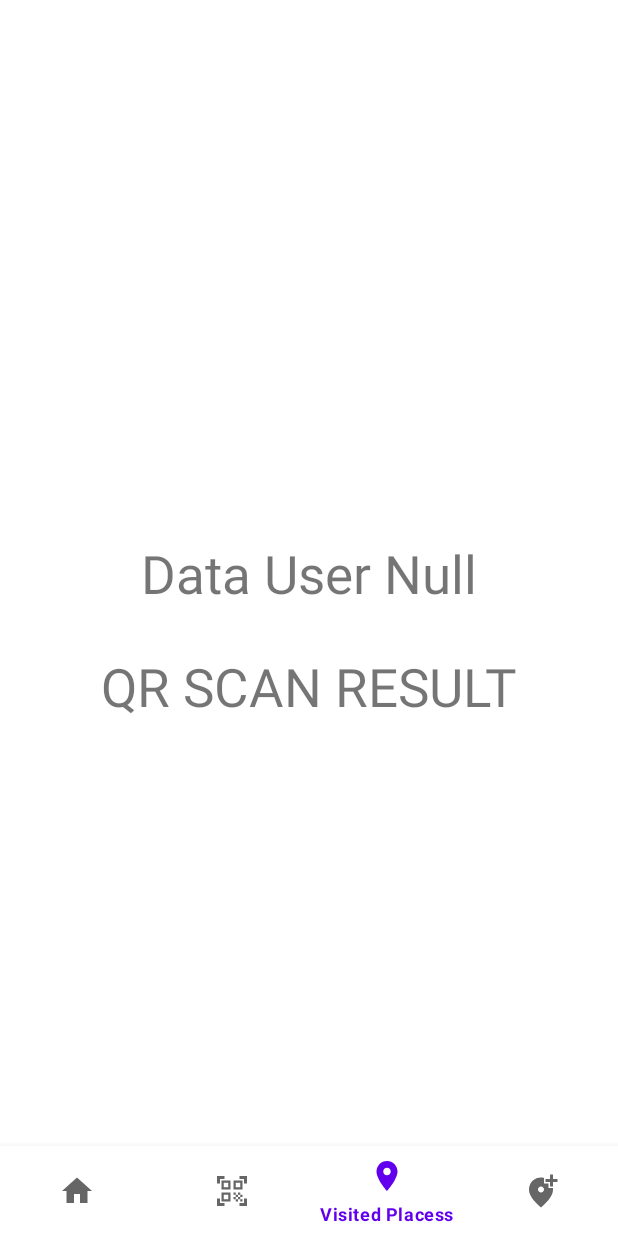
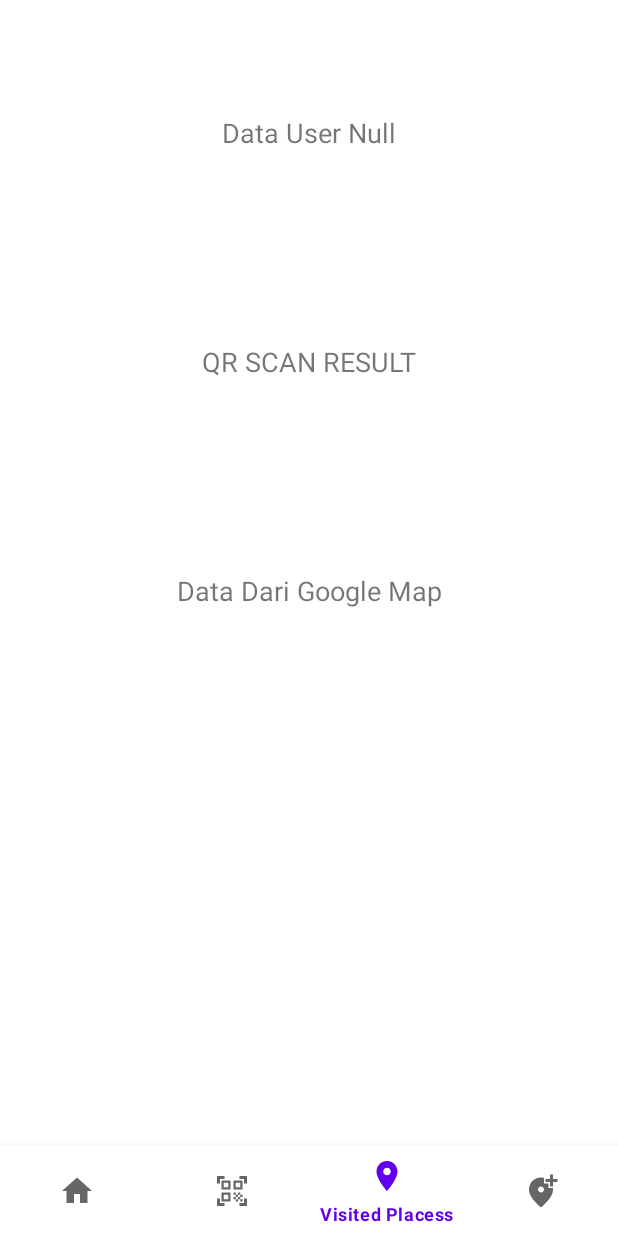
Before and after one commit to joseferic/SafeBlock, an Android app: the screen it shows after launch (MainActivity), item 3 of the bottom bar chosen, on a phone screen of 412 x 824 dp. Run offline under Robolectric (Android 15) with nearby library versions, the phone set to English and light mode, and no system bars; libraries missing offline, so code that uses them is left out: com.google.zxing.integration, org.web3j.crypto, org.web3j.protocol, org.web3j.tx; pictures from the network do not load; 7 statements that could not run were skipped.

Commit message:
fix constraint layout error

```diff
--- a/app/src/main/res/layout/activity_main.xml
+++ b/app/src/main/res/layout/activity_main.xml
@@ -8,26 +8,23 @@
 
     <FrameLayout
         android:id="@+id/frame_layout"
-        android:layout_width="match_parent"
+        android:layout_width="0dp"
         android:layout_height="0dp"
         app:layout_constraintBottom_toTopOf="@+id/bottomNav"
         app:layout_constraintEnd_toEndOf="parent"
         app:layout_constraintStart_toStartOf="parent"
-        app:layout_constraintTop_toTopOf="parent" >
-
-    </FrameLayout>
+        app:layout_constraintTop_toTopOf="parent"/>
 
 
     <com.google.android.material.bottomnavigation.BottomNavigationView
         android:id="@+id/bottomNav"
+
         android:layout_width="match_parent"
         android:layout_height="60dp"
         app:layout_constraintBottom_toBottomOf="parent"
         app:layout_constraintEnd_toEndOf="parent"
         app:layout_constraintHorizontal_bias="0.0"
         app:layout_constraintStart_toStartOf="parent"
-        app:layout_constraintTop_toTopOf="parent"
-        app:layout_constraintVertical_bias="1.0"
         app:menu="@menu/bottom_nav_menu" />
 
 
--- a/app/src/main/res/layout/fragment_history_user.xml
+++ b/app/src/main/res/layout/fragment_history_user.xml
@@ -7,14 +7,16 @@
     tools:context=".HistoryUserFragment">
 
     <!-- TODO: Update blank fragment layout -->
+
     <TextView
         android:id="@+id/historyuser_tv"
         android:layout_width="wrap_content"
         android:layout_height="wrap_content"
+        android:layout_marginTop="76dp"
         android:text="History Fragment"
-        android:textSize="35dp"
-        app:layout_constraintBottom_toBottomOf="parent"
+        android:textSize="18dp"
         app:layout_constraintEnd_toEndOf="parent"
+        app:layout_constraintHorizontal_bias="0.5"
         app:layout_constraintStart_toStartOf="parent"
         app:layout_constraintTop_toTopOf="parent" />
 
@@ -22,13 +24,24 @@
         android:id="@+id/tv_scanresult"
         android:layout_width="wrap_content"
         android:layout_height="wrap_content"
+        android:layout_marginTop="128dp"
         android:text="QR SCAN RESULT"
-        android:textSize="35dp"
-        app:layout_constraintBottom_toBottomOf="parent"
+        android:textSize="18dp"
         app:layout_constraintEnd_toEndOf="parent"
         app:layout_constraintHorizontal_bias="0.5"
         app:layout_constraintStart_toStartOf="parent"
-        app:layout_constraintTop_toTopOf="parent"
-        app:layout_constraintVertical_bias="0.606" />
+        app:layout_constraintTop_toBottomOf="@+id/historyuser_tv" />
+
+    <TextView
+        android:id="@+id/tv_testDataGmaps"
+        android:layout_width="wrap_content"
+        android:layout_height="wrap_content"
+        android:layout_marginTop="128dp"
+        android:text="Data Dari Google Map"
+        android:textSize="18dp"
+        app:layout_constraintEnd_toEndOf="parent"
+        app:layout_constraintHorizontal_bias="0.5"
+        app:layout_constraintStart_toStartOf="parent"
+        app:layout_constraintTop_toBottomOf="@+id/tv_scanresult" />
 
 </androidx.constraintlayout.widget.ConstraintLayout>
```
Also changed, not shown: app/src/main/java/com/example/safeblock/AddPlacesFragment.java (+90 -68 lines), app/src/main/res/layout/fragment_add_places.xml (+28 -28 lines), app/src/main/res/layout/fragment_user_data.xml (+6 -12 lines).
